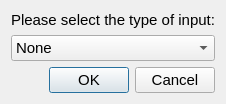
The window that modules/hardwarecommunication/action/UIs/inputtype_ui.ui (tud-hri/joan) describes before a commit, drawn with Qt 5.
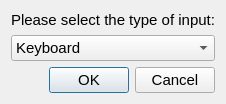
The same window after the commit.

```diff
--- a/modules/hardwarecommunication/action/UIs/inputtype_ui.ui
+++ b/modules/hardwarecommunication/action/UIs/inputtype_ui.ui
@@ -48,11 +48,6 @@
        <pointsize>11</pointsize>
       </font>
      </property>
-     <item>
-      <property name="text">
-       <string>None</string>
-      </property>
-     </item>
      <item>
       <property name="text">
        <string>Keyboard</string>
```
